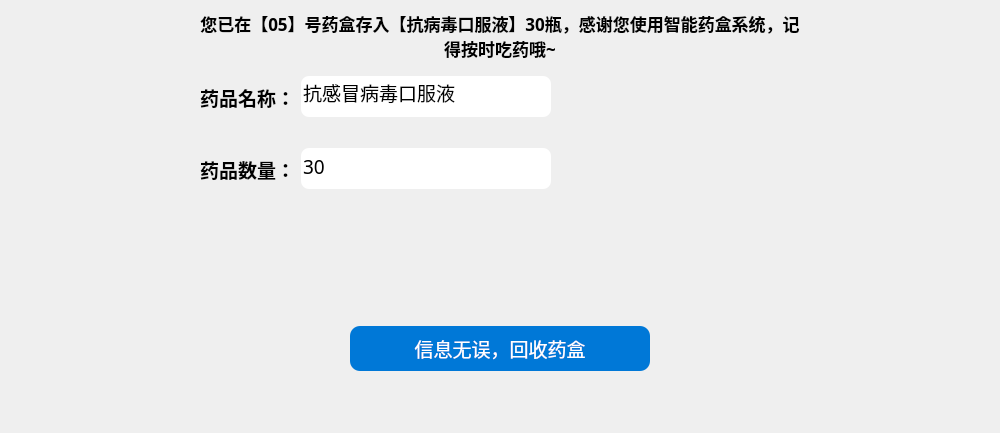
This is store_page4.ui in tongvvv/medicineBox as Qt 5 draws it before an edit. The edited form follows.
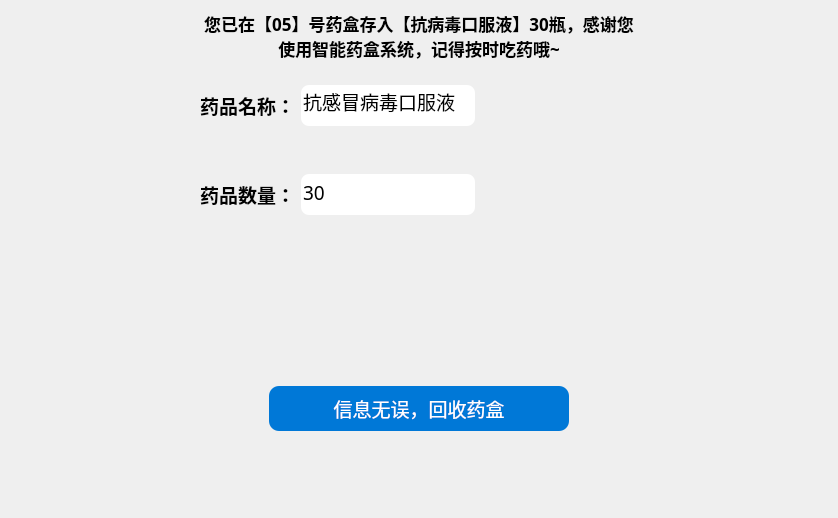
This is the edited form.

Diff of the .ui file:
```diff
--- a/store_page4.ui
+++ b/store_page4.ui
@@ -6,8 +6,8 @@
    <rect>
     <x>0</x>
     <y>0</y>
-    <width>1000</width>
-    <height>433</height>
+    <width>838</width>
+    <height>518</height>
    </rect>
   </property>
   <property name="windowTitle">
```
